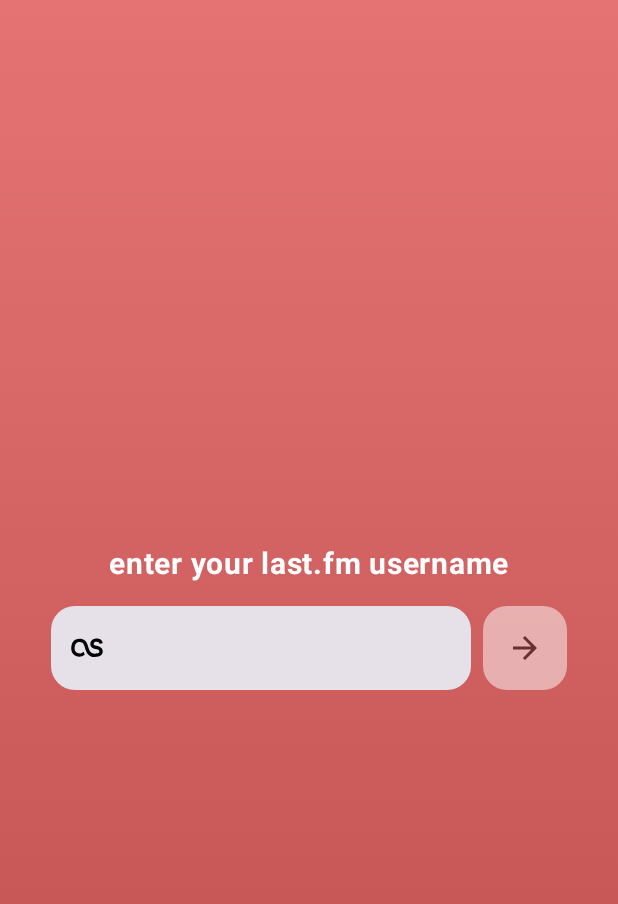
After one commit to frontmesh/scrobble-view, an Android app built with Jetpack Compose: the composable SetupScreen shown on its own in the app's theme, on a phone screen of 412 x 824 dp. The commit adds this screen. Shown: the top 904 px of the screen. Run offline under Robolectric (Android 15) with nearby library versions, the phone set to English and light mode, and no system bars; 1 statement that could not run was skipped.

Commit message:
add setup screen

```diff
--- a/app/src/main/java/com/frontmatic/scrobbleview/ui/screens/HomeScreen.kt
+++ b/app/src/main/java/com/frontmatic/scrobbleview/ui/screens/HomeScreen.kt
@@ -17,6 +17,7 @@ import androidx.compose.ui.Modifier
 import androidx.compose.ui.text.font.FontWeight
 import com.frontmatic.scrobbleview.ui.components.BottomNavBar
 import com.frontmatic.scrobbleview.ui.screens.friends.FriendsScreen
+import com.frontmatic.scrobbleview.ui.screens.settings.SettingsScreen
 import com.ramcosta.composedestinations.annotation.Destination
 
 
--- a/app/src/main/java/com/frontmatic/scrobbleview/ui/screens/SettingsScreen.kt
+++ b/app/src/main/java/com/frontmatic/scrobbleview/ui/screens/settings/SettingsScreen.kt
@@ -1,4 +1,4 @@
-package com.frontmatic.scrobbleview.ui.screens
+package com.frontmatic.scrobbleview.ui.screens.settings
 
 import androidx.compose.material3.Text
 import androidx.compose.runtime.Composable
--- /dev/null
+++ b/app/src/main/java/com/frontmatic/scrobbleview/ui/screens/settings/SetupScreen.kt
@@ -0,0 +1,146 @@
+package com.frontmatic.scrobbleview.ui.screens.settings
+
+import androidx.compose.animation.core.animateFloatAsState
+import androidx.compose.animation.core.tween
+import androidx.compose.foundation.background
+import androidx.compose.foundation.layout.Arrangement
+import androidx.compose.foundation.layout.Column
+import androidx.compose.foundation.layout.Row
+import androidx.compose.foundation.layout.Spacer
+import androidx.compose.foundation.layout.fillMaxSize
+import androidx.compose.foundation.layout.height
+import androidx.compose.foundation.layout.padding
+import androidx.compose.foundation.layout.size
+import androidx.compose.foundation.layout.width
+import androidx.compose.foundation.shape.RoundedCornerShape
+import androidx.compose.material.icons.Icons
+import androidx.compose.material.icons.filled.ArrowForward
+import androidx.compose.material3.ExperimentalMaterial3Api
+import androidx.compose.material3.Icon
+import androidx.compose.material3.IconButton
+import androidx.compose.material3.Text
+import androidx.compose.material3.TextField
+import androidx.compose.material3.TextFieldDefaults
+import androidx.compose.runtime.Composable
+import androidx.compose.runtime.LaunchedEffect
+import androidx.compose.runtime.getValue
+import androidx.compose.runtime.mutableStateOf
+import androidx.compose.runtime.remember
+import androidx.compose.runtime.saveable.rememberSaveable
+import androidx.compose.runtime.setValue
+import androidx.compose.ui.Alignment
+import androidx.compose.ui.Modifier
+import androidx.compose.ui.draw.alpha
+import androidx.compose.ui.graphics.Color
+import androidx.compose.ui.res.painterResource
+import androidx.compose.ui.res.stringResource
+import androidx.compose.ui.text.font.FontWeight
+import androidx.compose.ui.tooling.preview.Preview
+import androidx.compose.ui.unit.dp
+import androidx.compose.ui.unit.sp
+import com.frontmatic.scrobbleview.R
+import com.frontmatic.scrobbleview.ui.theme.PAGE_PADDING
+import com.frontmatic.scrobbleview.util.getThemedBackgroundModifier
+
+@Composable
+fun SetupScreen() {
+    var startAnimation by remember { mutableStateOf(false) }
+    val alphaAnim by animateFloatAsState(
+        targetValue = if (startAnimation) 1f else 0f,
+        animationSpec = tween(
+            durationMillis = 1000,
+            delayMillis = 100,
+        )
+    )
+
+    LaunchedEffect(true) {
+        startAnimation = true
+    }
+
+    Setup(alphaAnim = alphaAnim)
+}
+
+@OptIn(ExperimentalMaterial3Api::class)
+@Composable
+fun Setup(alphaAnim: Float = 1f) {
+
+    val setupModifer = getThemedBackgroundModifier()
+
+    Column(
+        modifier = setupModifer
+            .fillMaxSize()
+            .padding(PAGE_PADDING),
+        verticalArrangement = Arrangement.Center,
+        horizontalAlignment = Alignment.CenterHorizontally,
+    ) {
+        var username by rememberSaveable { mutableStateOf("") }
+        Text(
+            modifier = Modifier.alpha(alphaAnim),
+            text = stringResource(R.string.enter_username),
+            fontWeight = FontWeight.Bold,
+            fontSize = 20.sp,
+            color = Color.White,
+        )
+        Spacer(modifier = Modifier.height(16.dp))
+        Row {
+            TextField(
+                modifier = Modifier.alpha(alphaAnim),
+                value = username,
+                onValueChange = { value ->
+                    username = value
+                },
+                shape = RoundedCornerShape(16.dp),
+                singleLine = true,
+                leadingIcon = {
+                    Icon(
+                        modifier = Modifier.size(24.dp),
+                        painter = painterResource(id = R.drawable.ic_splash_logo),
+                        contentDescription = stringResource(R.string.app_logo),
+                        tint = Color.Black
+                    )
+                },
+                colors = TextFieldDefaults.textFieldColors(
+                    disabledTextColor = Color.Transparent,
+                    focusedIndicatorColor = Color.Transparent,
+                    unfocusedIndicatorColor = Color.Transparent,
+                    disabledIndicatorColor = Color.Transparent
+                )
+            )
+            Spacer(modifier = Modifier.width(8.dp))
+            IconButton(
+                modifier = Modifier
+                    .alpha(when {
+                        alphaAnim > 0.5f &&
+                        username.isEmpty() -> 0.5f
+                        else -> alphaAnim
+                    })
+                    .background(
+                        color = Color.White,
+                        shape = RoundedCornerShape(16.dp)
+                    )
+                    .size(56.dp)
+                ,
+                onClick = { /*TODO*/ }, enabled = username.isNotEmpty()
+            ) {
+                Icon(
+                    modifier = Modifier.size(24.dp),
+                    imageVector = Icons.Default.ArrowForward,
+                    contentDescription = stringResource(R.string.app_logo),
+                    tint = Color.Black
+                )
+            }
+        }
+    }
+}
+
+@Composable
+@Preview
+fun SetupScreenPreview() {
+    SetupScreen()
+}
+
+@Composable
+@Preview
+fun SetupPreview() {
+    Setup()
+}
--- a/app/src/main/java/com/frontmatic/scrobbleview/ui/screens/splash/SplashScreen.kt
+++ b/app/src/main/java/com/frontmatic/scrobbleview/ui/screens/splash/SplashScreen.kt
@@ -28,6 +28,7 @@ import com.frontmatic.scrobbleview.ui.screens.destinations.HomeScreenDestination
 import com.frontmatic.scrobbleview.ui.screens.destinations.SplashScreenDestination
 import com.frontmatic.scrobbleview.ui.theme.Orange80
 import com.frontmatic.scrobbleview.ui.theme.Red80
+import com.frontmatic.scrobbleview.util.getThemedBackgroundModifier
 import com.ramcosta.composedestinations.annotation.Destination
 import com.ramcosta.composedestinations.annotation.RootNavGraph
 import com.ramcosta.composedestinations.navigation.DestinationsNavigator
@@ -82,13 +83,7 @@ fun SplashScreen(
 @Composable
 fun Splash(scaleValue: Float = 0.2f, alphaAnim: Float = 1f) {
 
-    val splashModifier = if (isSystemInDarkTheme()) Modifier.background(
-        Color.Black
-    ) else Modifier.background(
-        Brush.verticalGradient(
-            listOf(Orange80, Red80)
-        )
-    )
+    val splashModifier = getThemedBackgroundModifier()
 
     Box(
         modifier = splashModifier
--- /dev/null
+++ b/app/src/main/java/com/frontmatic/scrobbleview/ui/theme/Dimens.kt
@@ -0,0 +1,5 @@
+package com.frontmatic.scrobbleview.ui.theme
+
+import androidx.compose.ui.unit.dp
+
+val PAGE_PADDING = 16.dp
--- /dev/null
+++ b/app/src/main/java/com/frontmatic/scrobbleview/util/Ui.kt
@@ -0,0 +1,21 @@
+package com.frontmatic.scrobbleview.util
+
+import androidx.compose.foundation.background
+import androidx.compose.foundation.isSystemInDarkTheme
+import androidx.compose.runtime.Composable
+import androidx.compose.ui.Modifier
+import androidx.compose.ui.graphics.Brush
+import androidx.compose.ui.graphics.Color
+import com.frontmatic.scrobbleview.ui.theme.Orange80
+import com.frontmatic.scrobbleview.ui.theme.Red80
+
+@Composable
+fun getThemedBackgroundModifier(): Modifier {
+    return if (isSystemInDarkTheme()) Modifier.background(
+        Color.Black
+    ) else Modifier.background(
+        Brush.verticalGradient(
+            listOf(Orange80, Red80)
+        )
+    )
+}
--- a/app/src/main/res/values/strings.xml
+++ b/app/src/main/res/values/strings.xml
@@ -3,4 +3,5 @@
     <string name="friend_image">Friend Image</string>
     <string name="network_error_icon">Network Error Icon</string>
     <string name="app_logo">App Logo</string>
+    <string name="enter_username">enter your last.fm username</string>
 </resources>
```
